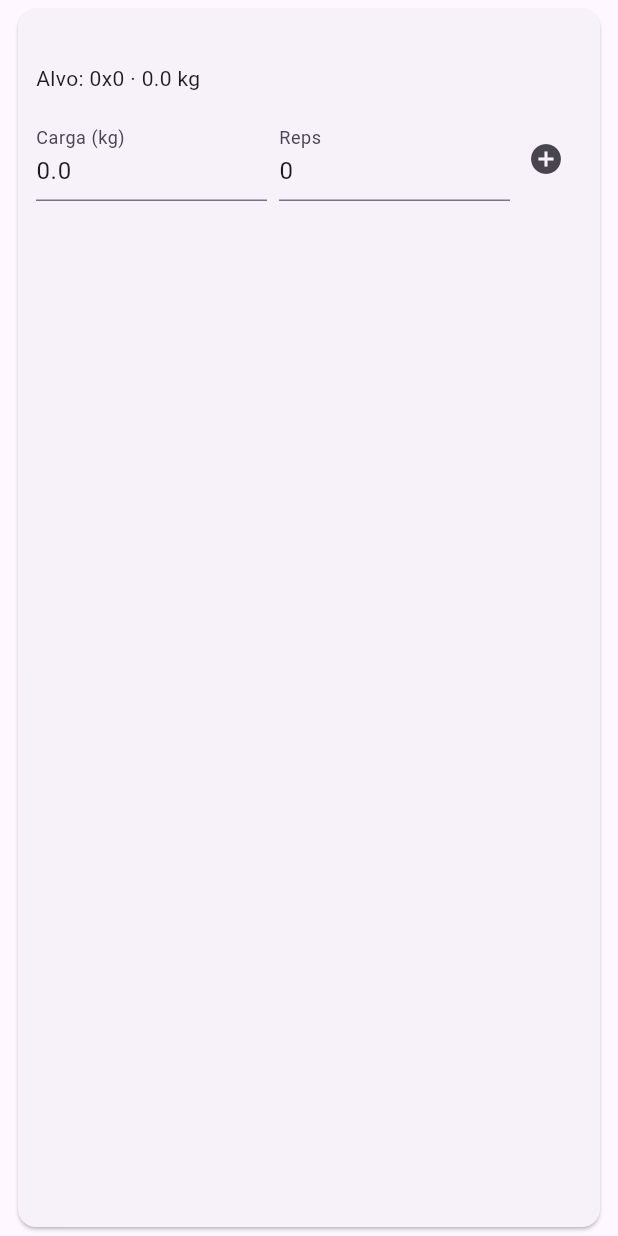
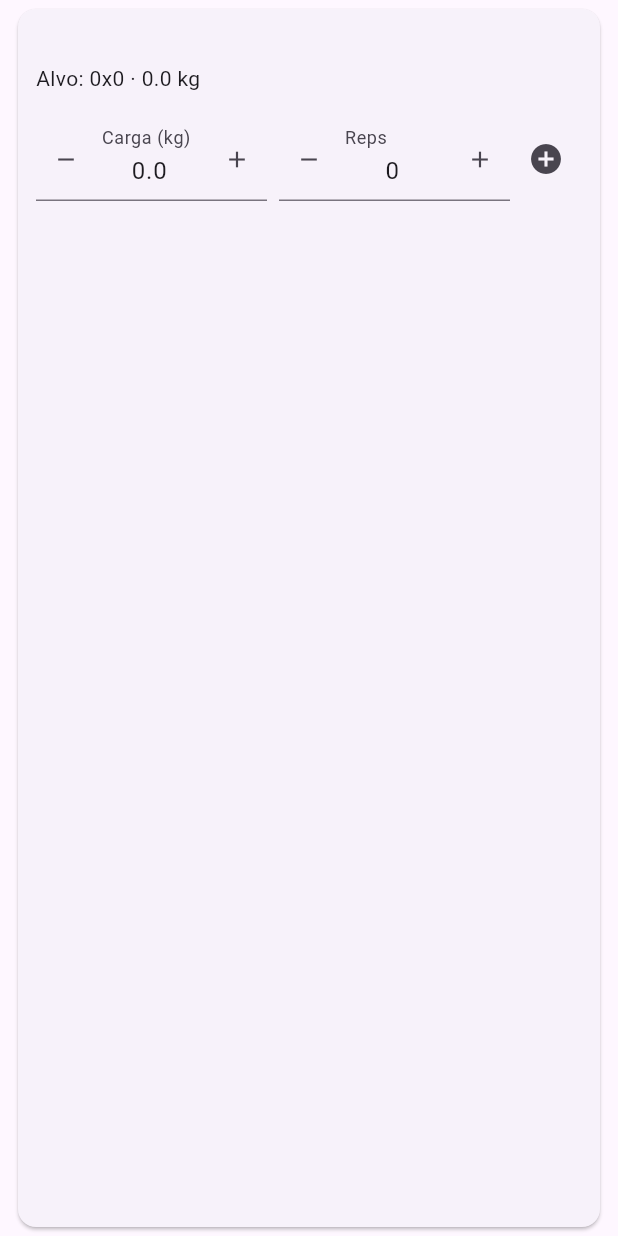
Before and after one commit to ArthurMunhon/trabalho-final-treino-progressivo, a Flutter app: the _ItemRegistro widget shown alone on an empty page, opened directly with empty values, on a phone screen of 412 x 824 dp. Run offline on Flutter 3.47's test engine with Material 3 defaults, Android fonts, the phone set to English and light mode, and no system bars; our stand-ins replace material_ui.

Commit message:
feat(mobile): botoes de + e - na carga e nas repeticoes
Carga sobe e desce de 2,5 kg e repeticoes de 1, sem passar de zero.
formatarNumero sai da tela de resultado e passa a ser usado nos campos.

Co-Authored-By: Claude Opus 5.5 <noreply@anthropic.com>

```diff
--- a/mobile/lib/screens/registrar_treino_screen.dart
+++ b/mobile/lib/screens/registrar_treino_screen.dart
@@ -5,10 +5,19 @@ import 'package:treino_progressivo/models/item_ficha.dart';
 import 'package:treino_progressivo/models/sessao_treino.dart';
 import 'package:treino_progressivo/treino_api.dart';
 
+
+// 40.0 vira "40" e 42.5 continua "42.5"
+String formatarNumero(double valor) =>
+    valor == valor.roundToDouble() ? '${valor.toInt()}' : '$valor';
+
 /// Tela onde o aluno registra as séries enquanto treina.
 /// Cada série vai para a API na hora; ao finalizar, devolve a SessaoTreino com Navigator.pop.
 class RegistrarTreinoScreen extends StatefulWidget {
-  const RegistrarTreinoScreen({super.key, required this.api, required this.ficha});
+  const RegistrarTreinoScreen({
+    super.key,
+    required this.api,
+    required this.ficha,
+  });
 
   final TreinoApi api;
   final Ficha ficha;
@@ -31,16 +40,12 @@ class _RegistrarTreinoScreenState extends State<RegistrarTreinoScreen> {
     ScaffoldMessenger.of(context).showSnackBar(SnackBar(content: Text(texto)));
   }
 
-  // 40.0 vira "40" e 42.5 continua "42.5"
-  String _kg(double valor) =>
-      valor == valor.roundToDouble() ? '${valor.toInt()}' : '$valor';
-
   // Janela com as cargas que o backend recalculou (sobrecarga progressiva)
   Future<void> _mostrarResultado(List<CargaAtualizada> cargas) {
     final linhas = [
       for (final carga in cargas)
         '${widget.ficha.itens.firstWhere((i) => i.id == carga.itemFichaId).nome}: '
-            '${_kg(carga.cargaAnterior)} kg → ${_kg(carga.cargaNova)} kg',
+            '${formatarNumero(carga.cargaAnterior)} kg → ${formatarNumero(carga.cargaNova)} kg',
     ];
 
     return showDialog<void>(
@@ -62,12 +67,18 @@ class _RegistrarTreinoScreenState extends State<RegistrarTreinoScreen> {
     );
   }
 
-  Future<void> _adicionarSerie(ItemFicha item, double carga, int repeticoes) async {
+  Future<void> _adicionarSerie(
+    ItemFicha item,
+    double carga,
+    int repeticoes,
+  ) async {
     final numeroSerie = (_seriesPorItem[item.id]?.length ?? 0) + 1;
     setState(() => _enviando = true);
     try {
       // Abre a sessão na 1ª série; nas próximas reaproveita o id
-      final sessaoId = _sessaoId ??= await widget.api.iniciarSessao(widget.ficha);
+      final sessaoId = _sessaoId ??= await widget.api.iniciarSessao(
+        widget.ficha,
+      );
       await widget.api.registrarSerie(
         sessaoId,
         item: item,
@@ -78,7 +89,9 @@ class _RegistrarTreinoScreenState extends State<RegistrarTreinoScreen> {
       if (!mounted) return;
       // Só aparece na tela depois que a API confirmou
       setState(() {
-        _seriesPorItem.putIfAbsent(item.id, () => []).add(
+        _seriesPorItem
+            .putIfAbsent(item.id, () => [])
+            .add(
               SerieExecutada(
                 id: '$sessaoId-${item.id}-$numeroSerie',
                 itemFicha: item,
@@ -186,11 +199,25 @@ class _ItemRegistroState extends State<_ItemRegistro> {
     text: widget.item.repeticoesAlvo?.toString() ?? '',
   );
 
+  // Passo de cada toque: 2,5 kg é o menor par de anilhas comum na academia
+  static const _passoCarga = 2.5;
+  static const _passoReps = 1.0;
+
   @override
   void dispose() {
     _cargaController.dispose();
     _repsController.dispose();
     super.dispose();
+  }
+
+  // Lê o campo, soma o passo (negativo para diminuir) e escreve de volta.
+  void _ajustar(TextEditingController controller, double passo) {
+    final atual = double.tryParse(controller.text.replaceAll(',', '.')) ?? 0;
+    var novo = atual + passo;
+    if (novo < 0) novo = 0; // carga/reps negativas não fazem sentido
+    // Arredonda em 2 casas: evita lixo de ponto flutuante (ex.: 24.025000000000002)
+    novo = (novo * 100).round() / 100;
+    controller.text = formatarNumero(novo);
   }
 
   void _adicionar() {
@@ -205,6 +232,37 @@ class _ItemRegistroState extends State<_ItemRegistro> {
       return;
     }
     widget.onAdicionar(carga, reps);
+  }
+
+  Widget _campoComPasso({
+    required TextEditingController controller,
+    required String rotulo,
+    required double passo,
+    required bool decimal,
+  }) {
+    return TextField(
+      controller: controller,
+      textAlign: TextAlign.center,
+      keyboardType: TextInputType.numberWithOptions(decimal: decimal),
+      decoration: InputDecoration(
+        labelText: rotulo,
+        prefixIcon: IconButton(
+          onPressed: () => _ajustar(controller, -passo),
+          icon: const Icon(Icons.remove, size: 18),
+          visualDensity: VisualDensity.compact,
+          tooltip: 'Diminuir',
+        ),
+        suffixIcon: IconButton(
+          onPressed: () => _ajustar(controller, passo),
+          icon: const Icon(Icons.add, size: 18),
+          visualDensity: VisualDensity.compact,
+          tooltip: 'Aumentar',
+        ),
+        // O padrão é 48px de cada lado; diminuindo sobra espaço para o número
+        prefixIconConstraints: const BoxConstraints(minWidth: 36),
+        suffixIconConstraints: const BoxConstraints(minWidth: 36),
+      ),
+    );
   }
 
   @override
@@ -233,22 +291,20 @@ class _ItemRegistroState extends State<_ItemRegistro> {
               Row(
                 children: [
                   Expanded(
-                    child: TextField(
+                    child: _campoComPasso(
                       controller: _cargaController,
-                      keyboardType: const TextInputType.numberWithOptions(
+                      rotulo: 'Carga (kg)',
+                      passo: _passoCarga,
                       decimal: true,
-                      ),
-                      decoration: const InputDecoration(
-                        labelText: 'Carga (kg)',
-                      ),
                     ),
                   ),
                   const SizedBox(width: 8),
                   Expanded(
-                    child: TextField(
+                    child: _campoComPasso(
                       controller: _repsController,
-                      keyboardType: TextInputType.number,
-                      decoration: const InputDecoration(labelText: 'Reps'),
+                      rotulo: 'Reps',
+                      passo: _passoReps,
+                      decimal: false,
                     ),
                   ),
                   IconButton(
```
Lines whose indentation alone changed are shown as unchanged.
